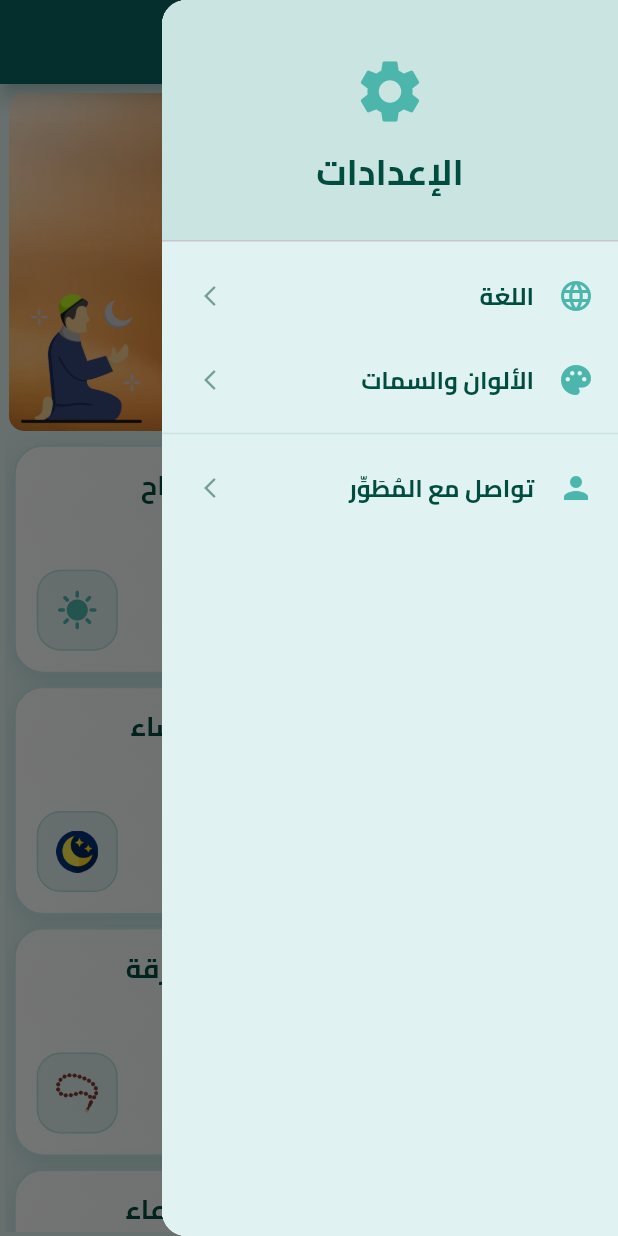
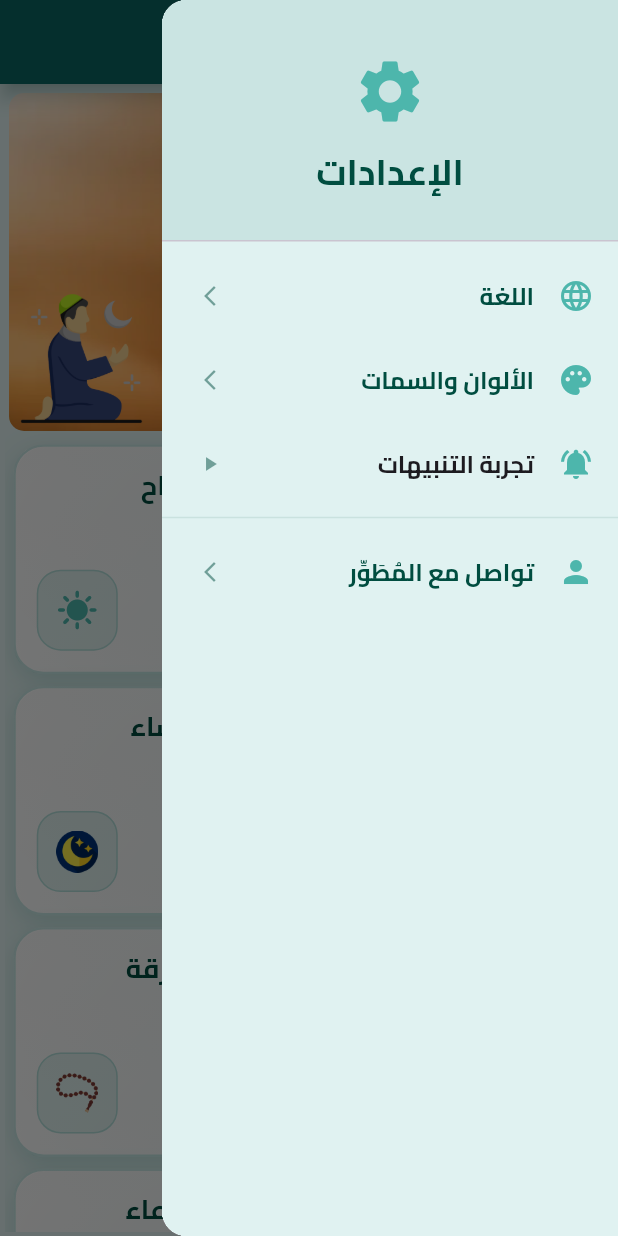
Before and after one commit to AbdelmenamAdel/Azkary, a Flutter app: the screen it shows after launch, after a tap on the "menu" icon, on a phone screen of 412 x 824 dp. Run offline on Flutter 3.47's test engine with Material 3 defaults, Android fonts, the phone set to English and light mode, and no system bars; our stand-ins replace audioplayers, flutter_bloc, flutter_local_notifications, flutter_screenutil, flutter_secure_storage, font_awesome_flutter and 5 more; missing offline and left inert: widget_zoom.

Commit message:
feat: Implement custom notification sounds for Android and iOS, and add a test notification option.

```diff
--- a/lib/core/remote-config/auther_media.dart
+++ b/lib/core/remote-config/auther_media.dart
@@ -129,7 +129,7 @@ class AutherMedia extends StatelessWidget {
                               const whatsapp = '+201556878109';
                               await urlLauncher(
                                 context,
-                                'whatsapp://send?phone=$whatsapp',
+                                'https://wa.me/$whatsapp',
                               );
                             },
                           ),
--- a/lib/core/services/notification_service.dart
+++ b/lib/core/services/notification_service.dart
@@ -14,7 +14,7 @@ class NotificationService {
       FlutterLocalNotificationsPlugin();
   Timer? _foregroundTimer;
 
-  static const String channelId = 'azkar_reminders';
+  static const String channelId = 'azkar_reminders_v6';
   static const String channelName = 'Azkar Reminders';
   static const String channelDescription = 'Daily Azkar notifications';
 
@@ -50,6 +50,14 @@ class NotificationService {
     _startForegroundTimer();
   }
 
+  Future<void> testNotification() async {
+    await _showImmediateNotification(
+      888,
+      "تجربة التنبيهات",
+      "إذا كنت تسمع الصوت الآن، فهذا يعني أن التنبيهات تعمل بنجاح مع الصوت المخصص",
+    );
+  }
+
   Future<void> _checkFirstRun() async {
     const String firstRunKey = 'is_first_run';
     final storage = sl<FlutterSecureStorage>();
@@ -71,6 +79,7 @@ class NotificationService {
     String title,
     String body,
   ) async {
+    try {
       await _notificationsPlugin.show(
         id,
         title,
@@ -82,10 +91,33 @@ class NotificationService {
             channelDescription: channelDescription,
             importance: Importance.max,
             priority: Priority.high,
+            sound: RawResourceAndroidNotificationSound('azkar_notification'),
+            playSound: true,
           ),
-        iOS: DarwinNotificationDetails(),
+          iOS: DarwinNotificationDetails(
+            presentSound: true,
+            sound: 'azkar_notification.mp3',
+          ),
         ),
       );
+    } catch (e) {
+      await _notificationsPlugin.show(
+        id,
+        title,
+        body,
+        const NotificationDetails(
+          android: AndroidNotificationDetails(
+            channelId,
+            channelName,
+            channelDescription: channelDescription,
+            importance: Importance.max,
+            priority: Priority.high,
+            playSound: true,
+          ),
+          iOS: DarwinNotificationDetails(presentSound: true),
+        ),
+      );
+    }
   }
 
   Future<void> _requestPermissions() async {
@@ -115,6 +147,8 @@ class NotificationService {
             channelName,
             description: channelDescription,
             importance: Importance.max,
+            playSound: true,
+            sound: RawResourceAndroidNotificationSound('azkar_notification'),
           ),
         );
   }
@@ -160,6 +194,7 @@ class NotificationService {
     DateTime scheduledDate,
     bool canScheduleExact,
   ) async {
+    try {
       await _notificationsPlugin.zonedSchedule(
         id,
         title,
@@ -172,8 +207,13 @@ class NotificationService {
             channelDescription: channelDescription,
             importance: Importance.max,
             priority: Priority.high,
+            sound: RawResourceAndroidNotificationSound('azkar_notification'),
+            playSound: true,
           ),
-        iOS: DarwinNotificationDetails(),
+          iOS: DarwinNotificationDetails(
+            presentSound: true,
+            sound: 'azkar_notification.mp3',
+          ),
         ),
         androidScheduleMode: canScheduleExact
             ? AndroidScheduleMode.exactAllowWhileIdle
@@ -182,6 +222,31 @@ class NotificationService {
             UILocalNotificationDateInterpretation.absoluteTime,
         matchDateTimeComponents: DateTimeComponents.time,
       );
+    } catch (e) {
+      await _notificationsPlugin.zonedSchedule(
+        id,
+        title,
+        body,
+        tz.TZDateTime.from(scheduledDate, tz.local),
+        const NotificationDetails(
+          android: AndroidNotificationDetails(
+            channelId,
+            channelName,
+            channelDescription: channelDescription,
+            importance: Importance.max,
+            priority: Priority.high,
+            playSound: true,
+          ),
+          iOS: DarwinNotificationDetails(presentSound: true),
+        ),
+        androidScheduleMode: canScheduleExact
+            ? AndroidScheduleMode.exactAllowWhileIdle
+            : AndroidScheduleMode.inexactAllowWhileIdle,
+        uiLocalNotificationDateInterpretation:
+            UILocalNotificationDateInterpretation.absoluteTime,
+        matchDateTimeComponents: DateTimeComponents.time,
+      );
+    }
   }
 
   void _startForegroundTimer() {
--- a/lib/features/home/home_view.dart
+++ b/lib/features/home/home_view.dart
@@ -8,6 +8,8 @@ import 'package:azkar/features/home/widgets/doaa_image_section.dart';
 import 'package:azkar/features/home/widgets/e_rosary.dart';
 import 'package:flutter/material.dart';
 import 'package:flutter_bloc/flutter_bloc.dart';
+import 'package:azkar/core/services/notification_service.dart';
+import 'package:azkar/core/services/services_locator.dart';
 
 class HomeView extends StatefulWidget {
   const HomeView({super.key});
@@ -81,6 +83,25 @@ class _HomeViewState extends State<HomeView> {
                 ),
                 onTap: () {
                   _showThemeDialog(context);
+                },
+              ),
+              // if (false)
+              ListTile(
+                leading: Icon(
+                  Icons.notifications_active,
+                  color: colors.secondary,
+                ),
+                title: const Text(
+                  "تجربة التنبيهات",
+                  style: TextStyle(fontFamily: 'Cairo'),
+                ),
+                trailing: Icon(
+                  Icons.play_arrow,
+                  color: colors.text?.withValues(alpha: 0.5),
+                  size: 16,
+                ),
+                onTap: () {
+                  sl<NotificationService>().testNotification();
                 },
               ),
               Divider(color: colors.text?.withValues(alpha: 0.1)),
```
Also changed, not shown: 2 other files. Lines whose indentation alone changed are shown as unchanged.
